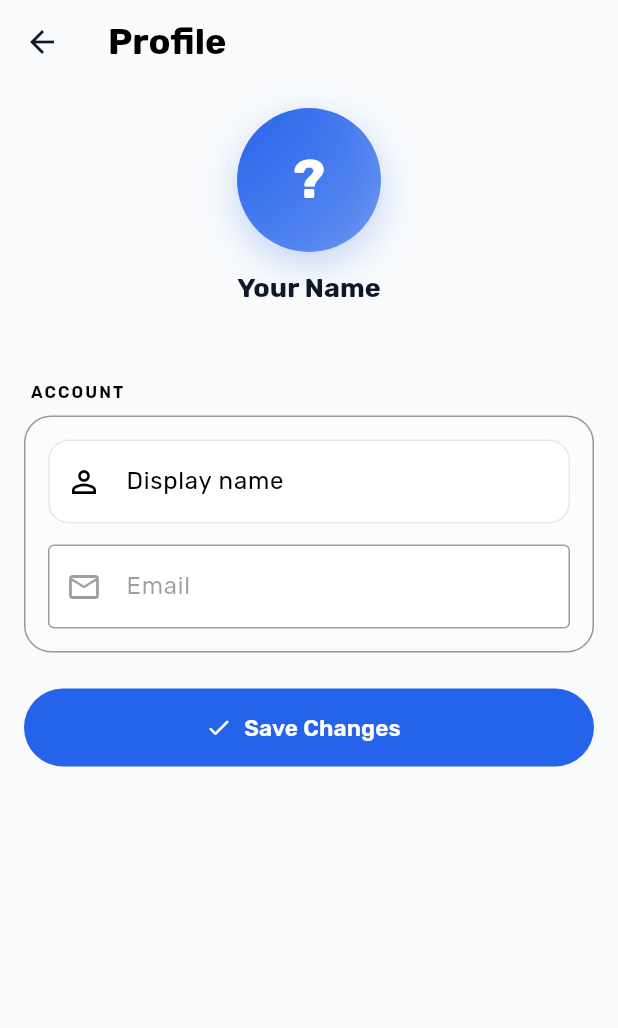
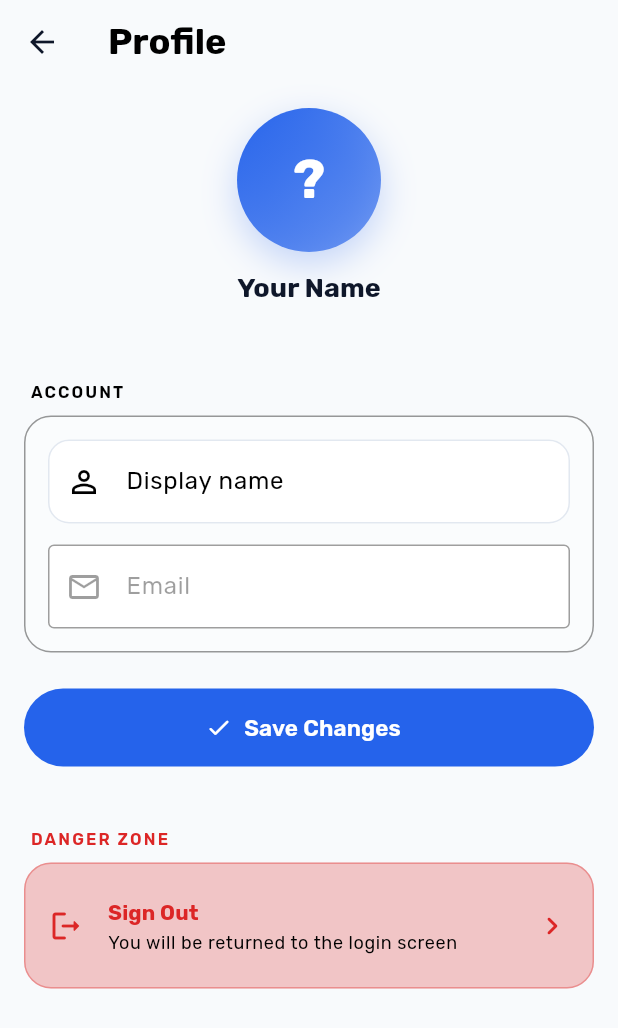
Before and after one commit to OmarMo5-dev/Resume-Builder, a Flutter app: the screen it shows once a user with an empty profile is signed in, after a tap on the "account circle" icon, on a phone screen of 412 x 824 dp. Shown: the top 1028 px of the screen. Run offline on Flutter 3.47's test engine with Material 3 defaults, Android fonts, the phone set to English and light mode, and no system bars; our stand-ins replace cloud_firestore, equatable, firebase_auth, firebase_core, flutter_bloc, get_it and 4 more; accounts and stored records are empty.

Commit message:
Modified Sign Out

```diff
--- a/lib/app/di/injection_container.dart
+++ b/lib/app/di/injection_container.dart
@@ -39,7 +39,7 @@ Future<void> setupDependencies() async {
 
   await googleSignIn.initialize(
     serverClientId:
-    '223428772506-vt1kdpngcsh68g2t1jpn0jqq1j5ti0f.apps.googleusercontent.com',
+    '223428772506-vit1kdpngcsh68g2t1jpn0jqq1j5ti0f.apps.googleusercontent.com',
   );
 
   getIt.registerLazySingleton<FirebaseFirestore>(
--- a/lib/app/router/app_router.dart
+++ b/lib/app/router/app_router.dart
@@ -18,24 +18,59 @@ GoRouter createAppRouter() {
   return GoRouter(
     initialLocation: '/auth/login',
     routes: [
-      GoRoute(path: '/auth/login', pageBuilder: (context, state) => AppPageTransition.slide(child: BlocProvider(create: (_) => getIt<AuthCubit>(), child: const LoginPage()))),
-      GoRoute(path: '/auth/register', pageBuilder: (context, state) => AppPageTransition.slide(child: BlocProvider(create: (_) => getIt<AuthCubit>(), child: const RegisterPage()))),
-      GoRoute(path: '/auth/forgot-password', pageBuilder: (context, state) => AppPageTransition.slide(child: BlocProvider(create: (_) => getIt<AuthCubit>(), child: const ForgotPasswordPage()))),
-      GoRoute(path: '/profile', pageBuilder: (context, state) => AppPageTransition.slide(child: const ProfilePage())),
+      GoRoute(
+        path: '/auth/login',
+        pageBuilder: (context, state) => AppPageTransition.slide(
+          child: BlocProvider(
+            create: (_) => getIt<AuthCubit>(),
+            child: const LoginPage(),
+          ),
+        ),
+      ),
+      GoRoute(
+        path: '/auth/register',
+        pageBuilder: (context, state) => AppPageTransition.slide(
+          child: BlocProvider(
+            create: (_) => getIt<AuthCubit>(),
+            child: const RegisterPage(),
+          ),
+        ),
+      ),
+      GoRoute(
+        path: '/auth/forgot-password',
+        pageBuilder: (context, state) => AppPageTransition.slide(
+          child: BlocProvider(
+            create: (_) => getIt<AuthCubit>(),
+            child: const ForgotPasswordPage(),
+          ),
+        ),
+      ),
+      GoRoute(
+        path: '/profile',
+        pageBuilder: (context, state) => AppPageTransition.slide(
+          child: BlocProvider(
+            create: (_) => getIt<AuthCubit>(),
+            child: const ProfilePage(),
+          ),
+        ),
+      ),
       GoRoute(
         path: '/resumes',
         pageBuilder: (context, state) => AppPageTransition.slide(
-          child: BlocProvider(create: (_) => getIt<ResumesCubit>()..loadResumes(), child: const ResumesPage()),
+          child: BlocProvider(
+            create: (_) => getIt<ResumesCubit>()..loadResumes(),
+            child: const ResumesPage(),
+          ),
         ),
       ),
       GoRoute(
         path: '/resumes/editor',
-        // Route arguments are required; deep-linking without them falls back
-        // to the list instead of crashing on a bad cast.
         redirect: (context, state) => state.extra is Resume ? null : '/resumes',
         pageBuilder: (context, state) {
           final resume = state.extra! as Resume;
-          return AppPageTransition.slide(child: ResumeEditorPage(resume: resume));
+          return AppPageTransition.slide(
+            child: ResumeEditorPage(resume: resume),
+          );
         },
       ),
       GoRoute(
@@ -43,13 +78,18 @@ GoRouter createAppRouter() {
         redirect: (context, state) => state.extra is Resume ? null : '/resumes',
         pageBuilder: (context, state) {
           final resume = state.extra! as Resume;
-          return AppPageTransition.slide(child: ResumePreviewPage(resume: resume));
+          return AppPageTransition.slide(
+            child: ResumePreviewPage(resume: resume),
+          );
         },
       ),
       GoRoute(
         path: '/public/resumes/:uid/:resumeId',
         pageBuilder: (context, state) => AppPageTransition.slide(
-          child: PublicResumePage(uid: state.pathParameters['uid']!, resumeId: state.pathParameters['resumeId']!),
+          child: PublicResumePage(
+            uid: state.pathParameters['uid']!,
+            resumeId: state.pathParameters['resumeId']!,
+          ),
         ),
       ),
     ],
--- a/lib/features/profile/presentation/cubit/profile_state.dart
+++ b/lib/features/profile/presentation/cubit/profile_state.dart
@@ -1 +1,30 @@
-import 'package:equatable/equatable.dart';import '../../domain/entities/user_profile.dart';enum ProfileStatus{initial,loading,success,saving,failure}class ProfileState extends Equatable{final ProfileStatus status;final UserProfile? profile;final String? error;const ProfileState({this.status=ProfileStatus.initial,this.profile,this.error});ProfileState copyWith({ProfileStatus? status,UserProfile? profile,String? error,bool clearError=false})=>ProfileState(status:status??this.status,profile:profile??this.profile,error:clearError?null:error??this.error);@override List<Object?> get props=>[status,profile,error];}
+import 'package:equatable/equatable.dart';
+import '../../domain/entities/user_profile.dart';
+
+enum ProfileStatus { initial, loading, success, saving, failure }
+
+class ProfileState extends Equatable {
+  final ProfileStatus status;
+  final UserProfile? profile;
+  final String? error;
+
+  const ProfileState({
+    this.status = ProfileStatus.initial,
+    this.profile,
+    this.error,
+  });
+
+  ProfileState copyWith({
+    ProfileStatus? status,
+    UserProfile? profile,
+    String? error,
+    bool clearError = false,
+  }) => ProfileState(
+    status: status ?? this.status,
+    profile: profile ?? this.profile,
+    error: clearError ? null : error ?? this.error,
+  );
+
+  @override
+  List<Object?> get props => [status, profile, error];
+}
--- a/lib/features/profile/presentation/pages/profile_page.dart
+++ b/lib/features/profile/presentation/pages/profile_page.dart
@@ -1,5 +1,7 @@
+import 'package:business_os/features/auth/presentation/cubit/auth_cubit.dart';
 import 'package:flutter/material.dart';
 import 'package:flutter_bloc/flutter_bloc.dart';
+import 'package:go_router/go_router.dart';
 import '../../../../app/di/injection_container.dart';
 import '../cubit/profile_cubit.dart';
 import '../cubit/profile_state.dart';
@@ -32,9 +34,84 @@ class _S extends State<_View> {
     super.dispose();
   }
 
+  // ============================================================
+  //  Sign Out Flow
+  // ============================================================
+  Future<void> _confirmSignOut(BuildContext pageContext) async {
+    final confirmed = await showDialog<bool>(
+      context: pageContext,
+      builder: (dialogContext) {
+        final cs = Theme.of(dialogContext).colorScheme;
+        return AlertDialog(
+          icon: Icon(Icons.logout_rounded, color: cs.error, size: 28),
+          title: const Text('Sign Out'),
+          content: const Text(
+            'Are you sure you want to sign out of your account?',
+          ),
+          actionsAlignment: MainAxisAlignment.spaceBetween,
+          actions: [
+            TextButton(
+              onPressed: () => Navigator.of(dialogContext).pop(false),
+              child: const Text('Cancel'),
+            ),
+            FilledButton.icon(
+              style: FilledButton.styleFrom(
+                backgroundColor: cs.error,
+                foregroundColor: cs.onError,
+              ),
+              onPressed: () => Navigator.of(dialogContext).pop(true),
+              icon: const Icon(Icons.logout_rounded, size: 18),
+              label: const Text('Sign Out'),
+            ),
+          ],
+        );
+      },
+    );
+
+    if (confirmed != true) return;
+    if (!pageContext.mounted) return;
+
+    // Capture messenger + router BEFORE the async gap
+    final messenger = ScaffoldMessenger.of(pageContext);
+    final router = GoRouter.of(pageContext);
+    final authCubit = pageContext.read<AuthCubit>();
+
+    await authCubit.signOut();
+
+    if (!pageContext.mounted) return;
+
+    // Show success snackbar
+    messenger
+      ..hideCurrentSnackBar()
+      ..showSnackBar(
+        const SnackBar(
+          behavior: SnackBarBehavior.floating,
+          content: Text('Signed out successfully'),
+        ),
+      );
+
+    // Navigate to login & clear the stack
+    router.go('/auth/login');
+  }
+
+  // ============================================================
+  //  Save Profile
+  // ============================================================
+  void _saveProfile(BuildContext context, ProfileState s) {
+    if (!(_formKey.currentState?.validate() ?? false)) return;
+    context.read<ProfileCubit>().save(
+      displayName: _nameController.text.trim(),
+    );
+  }
+
+  // ============================================================
+  //  BUILD
+  // ============================================================
   @override
   Widget build(BuildContext c) {
     final theme = Theme.of(c);
+    final cs = theme.colorScheme;
+
     return Scaffold(
       appBar: AppBar(
         title: const Text('Profile'),
@@ -58,14 +135,6 @@ class _S extends State<_View> {
             _nameController.text = s.profile!.displayName;
             _nameInitialized = true;
           }
-          if (s.status == ProfileStatus.saving) {
-            ScaffoldMessenger.of(c).showSnackBar(
-              const SnackBar(
-                behavior: SnackBarBehavior.floating,
-                content: Text('Profile saved'),
-              ),
-            );
-          }
         },
         builder: (c, s) {
           if (s.status == ProfileStatus.loading || s.profile == null) {
@@ -75,13 +144,14 @@ class _S extends State<_View> {
           final initial = profile.displayName.trim().isEmpty
               ? '?'
               : profile.displayName.trim()[0].toUpperCase();
+          final isSaving = s.status == ProfileStatus.saving;
 
           return Form(
             key: _formKey,
             child: ListView(
               padding: const EdgeInsets.fromLTRB(16, 16, 16, 32),
               children: [
-                // Avatar
+                // ---------- Avatar ----------
                 Center(
                   child: Column(
                     children: [
@@ -94,13 +164,13 @@ class _S extends State<_View> {
                             begin: Alignment.topLeft,
                             end: Alignment.bottomRight,
                             colors: [
-                              theme.colorScheme.primary,
-                              theme.colorScheme.primary.withOpacity(0.6),
+                              cs.primary,
+                              cs.primary.withOpacity(0.6),
                             ],
                           ),
                           boxShadow: [
                             BoxShadow(
-                              color: theme.colorScheme.primary.withOpacity(0.25),
+                              color: cs.primary.withOpacity(0.25),
                               blurRadius: 20,
                               offset: const Offset(0, 8),
                             ),
@@ -110,7 +180,7 @@ class _S extends State<_View> {
                         child: Text(
                           initial,
                           style: theme.textTheme.displaySmall?.copyWith(
-                            color: theme.colorScheme.onPrimary,
+                            color: cs.onPrimary,
                             fontWeight: FontWeight.w700,
                           ),
                         ),
@@ -128,7 +198,7 @@ class _S extends State<_View> {
                       Text(
                         profile.email,
                         style: theme.textTheme.bodySmall?.copyWith(
-                          color: theme.colorScheme.onSurfaceVariant,
+                          color: cs.onSurfaceVariant,
                         ),
                       ),
                     ],
@@ -136,29 +206,27 @@ class _S extends State<_View> {
                 ),
                 const SizedBox(height: 32),
 
-                // Section title
+                // ---------- Section: ACCOUNT ----------
                 Padding(
                   padding: const EdgeInsets.only(left: 4, bottom: 8),
                   child: Text(
                     'ACCOUNT',
                     style: theme.textTheme.labelSmall?.copyWith(
-                      color: theme.colorScheme.onSurfaceVariant,
+                      color: cs.onSurfaceVariant,
                       letterSpacing: 1.4,
                       fontWeight: FontWeight.w600,
                     ),
                   ),
                 ),
 
-                // Form card
+                // ---------- Form Card ----------
                 Card(
                   elevation: 0,
-                  color: theme.colorScheme.surfaceContainerHighest
-                      .withOpacity(0.35),
+                  color: cs.surfaceContainerHighest.withOpacity(0.35),
                   shape: RoundedRectangleBorder(
                     borderRadius: BorderRadius.circular(18),
                     side: BorderSide(
-                      color: theme.colorScheme.outlineVariant
-                          .withOpacity(0.4),
+                      color: cs.outlineVariant.withOpacity(0.4),
                     ),
                   ),
                   child: Padding(
@@ -199,20 +267,12 @@ class _S extends State<_View> {
                 ),
                 const SizedBox(height: 24),
 
-                // Save button
+                // ---------- Save Button ----------
                 SizedBox(
                   height: 52,
                   child: FilledButton.icon(
-                    onPressed: s.status == ProfileStatus.saving
-                        ? null
-                        : () {
-                      if (_formKey.currentState?.validate() ?? false) {
-                        c.read<ProfileCubit>().save(
-                          displayName: _nameController.text.trim(),
-                        );
-                      }
-                    },
-                    icon: s.status == ProfileStatus.saving
+                    onPressed: isSaving ? null : () => _saveProfile(c, s),
+                    icon: isSaving
                         ? const SizedBox(
                       width: 18,
                       height: 18,
@@ -223,14 +283,58 @@ class _S extends State<_View> {
                     )
                         : const Icon(Icons.check_rounded),
                     label: Text(
-                      s.status == ProfileStatus.saving
-                          ? 'Saving…'
-                          : 'Save Changes',
+                      isSaving ? 'Saving…' : 'Save Changes',
                       style: const TextStyle(
                         fontWeight: FontWeight.w600,
                         fontSize: 15,
                       ),
                     ),
+                  ),
+                ),
+
+                // ---------- DANGER ZONE ----------
+                const SizedBox(height: 40),
+                Padding(
+                  padding: const EdgeInsets.only(left: 4, bottom: 8),
+                  child: Text(
+                    'DANGER ZONE',
+                    style: theme.textTheme.labelSmall?.copyWith(
+                      color: cs.error,
+                      letterSpacing: 1.4,
+                      fontWeight: FontWeight.w600,
+                    ),
+                  ),
+                ),
+                Card(
+                  elevation: 0,
+                  color: cs.errorContainer.withOpacity(0.25),
+                  shape: RoundedRectangleBorder(
+                    borderRadius: BorderRadius.circular(18),
+                    side: BorderSide(
+                      color: cs.error.withOpacity(0.35),
+                    ),
+                  ),
+                  child: ListTile(
+                    contentPadding: const EdgeInsets.symmetric(
+                      horizontal: 16,
+                      vertical: 6,
+                    ),
+                    leading: Icon(Icons.logout_rounded, color: cs.error),
+                    title: Text(
+                      'Sign Out',
+                      style: theme.textTheme.titleSmall?.copyWith(
+                        fontWeight: FontWeight.w700,
+                        color: cs.error,
+                      ),
+                    ),
+                    subtitle: Text(
+                      'You will be returned to the login screen',
+                      style: theme.textTheme.bodySmall?.copyWith(
+                        color: cs.onSurfaceVariant,
+                      ),
+                    ),
+                    trailing: Icon(Icons.chevron_right_rounded, color: cs.error),
+                    onTap: () => _confirmSignOut(c),
                   ),
                 ),
               ],
```
Also changed, not shown: lib/features/auth/presentation/cubit/auth_cubit.dart (+20 -1 lines), lib/features/profile/presentation/cubit/profile_cubit.dart (+42 -1 lines).
